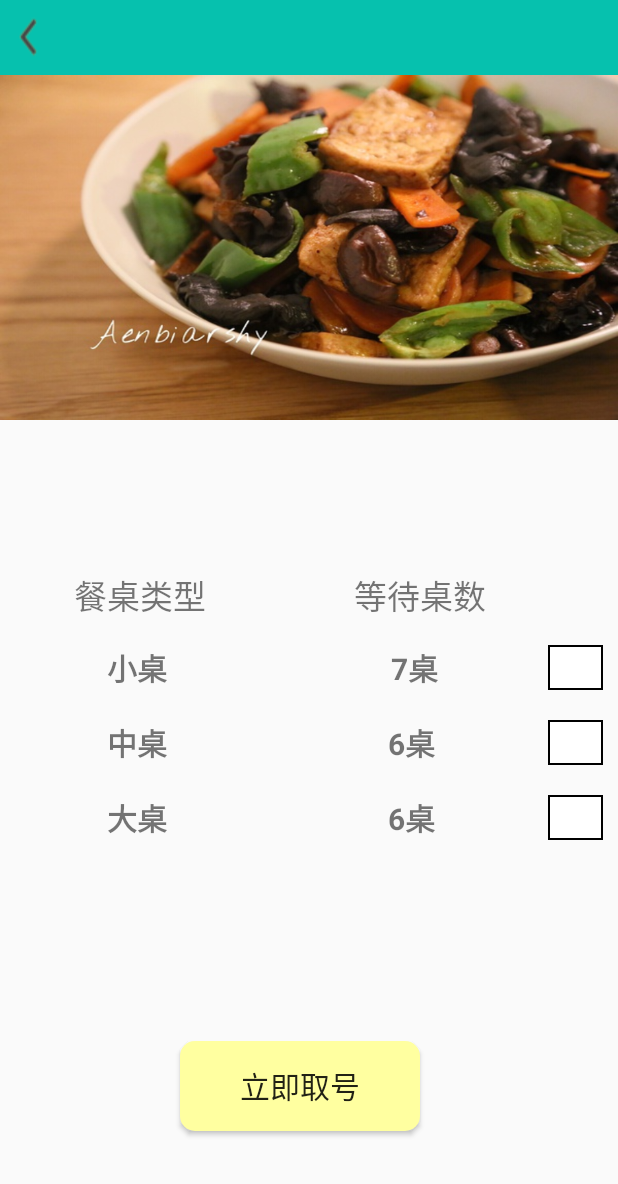
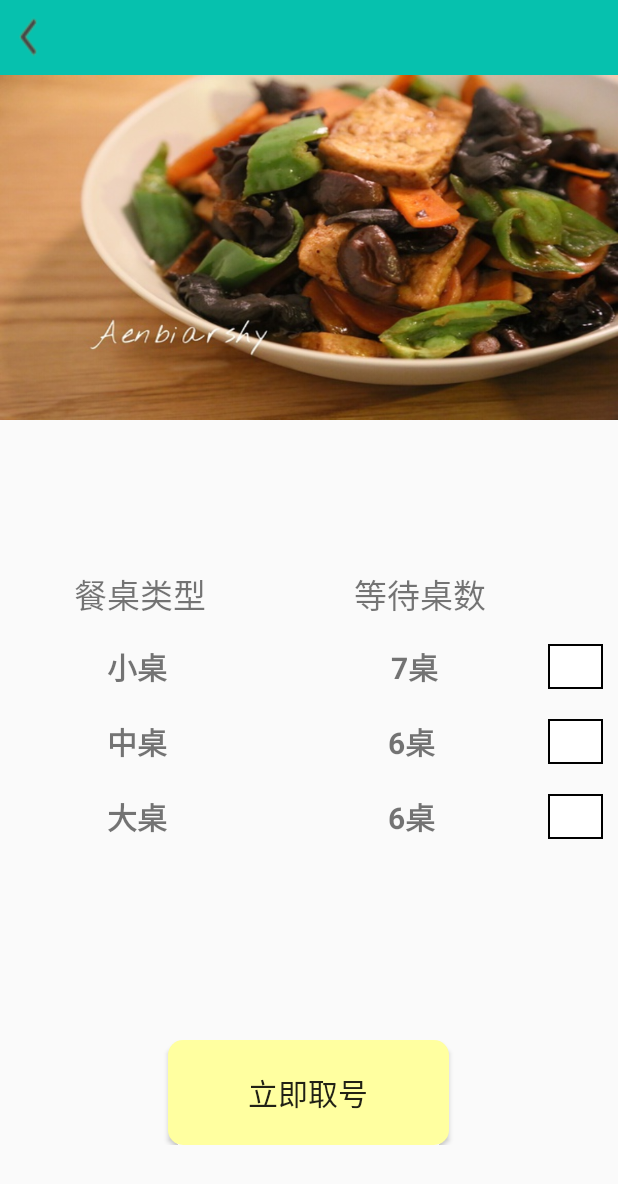
Before and after one commit to shihangqi/new_project, an Android app: the DiningInformationActivity screen opened directly, with no data from a screen before it, on a phone screen of 412 x 824 dp. Shown: the top 1184 px of the screen. Run offline under Robolectric (Android 15) with nearby library versions, the light colour scheme and no system bars; our stand-ins replace CircleImageView; libraries missing offline, so code that uses them is left out: com.nostra13.universalimageloader; 3 statements that could not run were skipped.

Commit message:
ui修改

```diff
--- a/app/src/main/java/com/example/lenovo/inequalitysign/Utils/Utils.java
+++ b/app/src/main/java/com/example/lenovo/inequalitysign/Utils/Utils.java
@@ -7,8 +7,8 @@ import android.content.SharedPreferences;
  */
 public class Utils {
 
-    public static final String USER_URL = "http://10.7.88.67:8090/user/";
-    public static final String SHOP_URL = "http://10.7.88.67:8090/shop/";
+    public static final String USER_URL = "http://10.7.88.113:8090/user/";
+    public static final String SHOP_URL = "http://10.7.88.113:8090/shop/";
     public static String urlImg = USER_URL + "changeimg";
     public static String urlScene = SHOP_URL + "uploadscene";
     public static int flag = 1;
--- a/app/src/main/java/com/example/lenovo/inequalitysign/ui/LoginActivity.java
+++ b/app/src/main/java/com/example/lenovo/inequalitysign/ui/LoginActivity.java
@@ -65,7 +65,6 @@ public class LoginActivity extends AppCompatActivity {
         public void handleMessage(Message msg) {
             super.handleMessage(msg);
             if(response_server.equals("loginfail")){
-
                 Toast.makeText(LoginActivity.this,"登录失败",Toast.LENGTH_SHORT).show();
                 Intent i = new Intent(LoginActivity.this,LoginActivity.class);
                 startActivity(i);
@@ -416,9 +415,9 @@ public class LoginActivity extends AppCompatActivity {
                         public void run() {
                             Httpss h = new Httpss();
                             NameValuePair pair = new BasicNameValuePair("user_tel",et_te1.getText().toString());
-                            NameValuePair pair1 = new BasicNameValuePair("user_tel",Utils.push_id);
+                            NameValuePair pair1 = new BasicNameValuePair("push_id",Utils.push_id);
                             response_server = h.setAndGet(Utils.USER_URL+"login",pair,pair1);
-                            Log.e("Message",response_server);
+                            Log.e("Message",response_server + "123456");
                         }
                     }).start();
                     Message msg1 =new Message();
--- a/app/src/main/java/com/example/lenovo/inequalitysign/view/HomeFragment.java
+++ b/app/src/main/java/com/example/lenovo/inequalitysign/view/HomeFragment.java
@@ -270,8 +270,6 @@ public class HomeFragment extends Fragment {
         if (resultCode == getActivity().RESULT_OK) {
             Bundle bundle = data.getExtras();
             final String scanResult = bundle.getString("result");
-//            resultTextView.setText(scanResult);
-            Log.e("--------石航琪",scanResult);
             Intent intent = new Intent();
             intent.setClass(getActivity().getApplicationContext(), DiningInformationActivity.class);
             intent.putExtra("Context","HomeFragment");
--- a/app/src/main/res/layout/activity_dining_information.xml
+++ b/app/src/main/res/layout/activity_dining_information.xml
@@ -180,21 +180,28 @@
     <LinearLayout
         android:layout_width="match_parent"
         android:layout_height="70dp"
-        >
+        android:orientation="horizontal">
+        <LinearLayout
+            android:layout_width="0dp"
+            android:layout_weight="3"
+            android:layout_height="match_parent"/>
         <Button
             android:id="@+id/btn_qh"
-            android:layout_width="160dp"
-            android:layout_height="60dp"
-            android:layout_marginTop="0dp"
-            android:layout_marginLeft="120dp"
+            android:layout_width="0dp"
+            android:layout_height="match_parent"
+            android:layout_weight="5"
             android:textSize="20dp"
             android:background="@drawable/zzkshape"
             android:text="立即取号"/>
+        <LinearLayout
+            android:layout_width="0dp"
+            android:layout_weight="3"
+            android:layout_height="match_parent"/>
     </LinearLayout>
     <LinearLayout
         android:layout_width="match_parent"
-        android:layout_height="60dp"
-        >
+        android:layout_height="55dp"
+        android:layout_marginTop="5dp">
         <TextView
             android:layout_width="match_parent"
             android:layout_height="match_parent"
--- a/app/src/main/res/layout/activity_login.xml
+++ b/app/src/main/res/layout/activity_login.xml
@@ -74,7 +74,7 @@
                     android:id="@+id/now"
                     android:layout_width="fill_parent"
                     android:layout_height="wrap_content"
-                    android:layout_marginTop="15dp"
+                    android:layout_marginTop="5dp"
                     android:gravity="center_horizontal"
                     android:visibility="gone"
                     android:text="提示信息"
```
Also changed, not shown: app/src/main/java/com/example/lenovo/inequalitysign/ui/DiningInformationActivity.java (+5 -4 lines), app/src/main/java/com/example/lenovo/inequalitysign/ui/OrderInformationActivity.java (+26 -1 lines), app/src/main/java/com/example/lenovo/inequalitysign/view/MineFragment.java (+9 -4 lines), app/src/main/java/com/example/lenovo/inequalitysign/view/SquareFragment.java (+54 -11 lines), app/src/main/res/layout/fragment_square.xml (+23 -31 lines), app/src/main/res/drawable/activit2.jpg (renamed from app/src/main/res/drawable/xianshang.jpg), app/src/main/res/drawable/activity.png (added), app/src/main/res/drawable/activity1.png (added).
